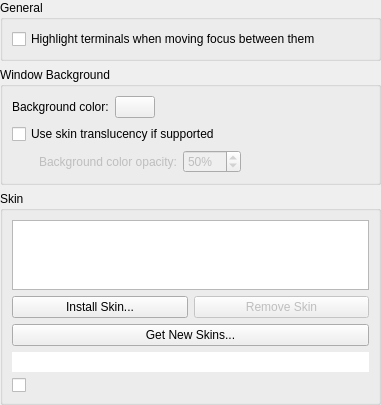
Before: the Qt Designer form app/config/appearancesettings.ui in KDE/yakuake, drawn with Qt 5.
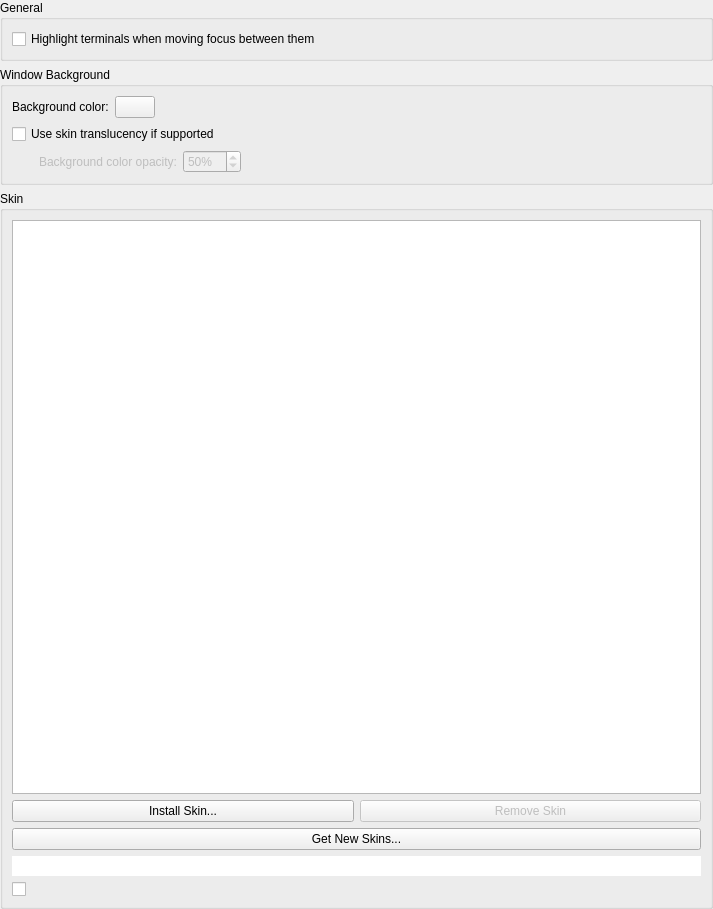
After: the same form once the commit is applied. Custom widgets are drawn as their Qt base class.

Commit message: Better default size.

```diff
--- a/app/config/appearancesettings.ui
+++ b/app/config/appearancesettings.ui
@@ -6,8 +6,8 @@
    <rect>
     <x>0</x>
     <y>0</y>
-    <width>381</width>
-    <height>386</height>
+    <width>713</width>
+    <height>909</height>
    </rect>
   </property>
   <layout class="QVBoxLayout" name="verticalLayout_3">
@@ -163,6 +163,12 @@
       </item>
       <item row="0" column="0" colspan="2">
        <widget class="QListView" name="skinList">
+        <property name="sizePolicy">
+         <sizepolicy hsizetype="Expanding" vsizetype="MinimumExpanding">
+          <horstretch>0</horstretch>
+          <verstretch>0</verstretch>
+         </sizepolicy>
+        </property>
         <property name="contextMenuPolicy">
          <enum>Qt::NoContextMenu</enum>
         </property>
```
Left out of the diff: 11 changed lines with no effect on the pictures.
